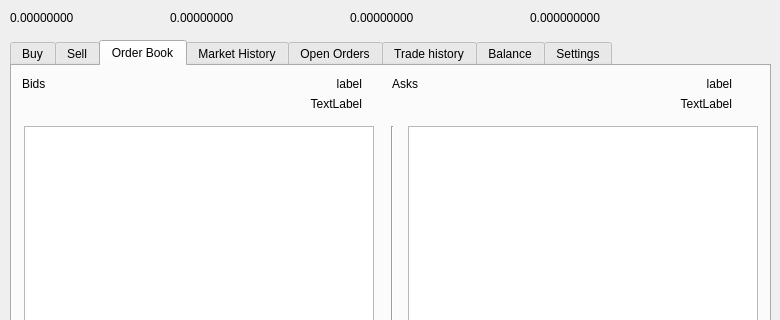
Before: the Qt Designer form src/qt/forms/tradingdialog.ui in gjhiggins/vcoincore, drawn with Qt 5; both pictures show x 0 to 780 and y 0 to 320 of the 780 by 480 pixel window.
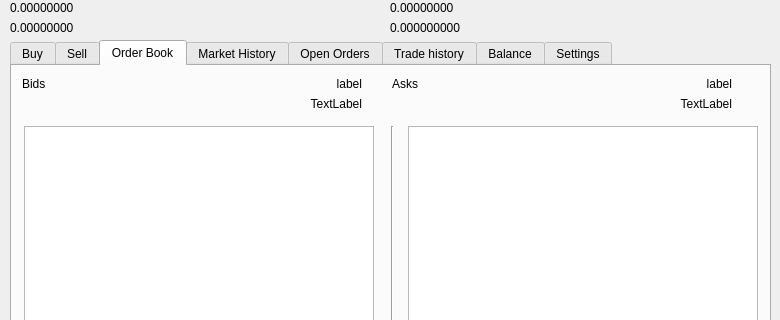
After: the same form once the commit is applied. The open tabs and pages were chosen to show the change. Icons and pictures are not drawn.

Commit message: Fix nonce generation, add call of label init, change window title.

Patch:
```diff
--- a/src/qt/forms/tradingdialog.ui
+++ b/src/qt/forms/tradingdialog.ui
@@ -2979,14 +2979,33 @@
     <property name="geometry">
      <rect>
       <x>0</x>
-      <y>10</y>
-      <width>151</width>
+      <y>0</y>
+      <width>240</width>
       <height>16</height>
      </rect>
     </property>
     <property name="minimumSize">
      <size>
-      <width>151</width>
+      <width>140</width>
+      <height>0</height>
+     </size>
+    </property>
+    <property name="text">
+     <string>0.00000000</string>
+    </property>
+   </widget>
+   <widget class="QLabel" name="Ask">
+    <property name="geometry">
+     <rect>
+      <x>0</x>
+      <y>20</y>
+      <width>240</width>
+      <height>16</height>
+     </rect>
+    </property>
+    <property name="minimumSize">
+     <size>
+      <width>160</width>
       <height>0</height>
      </size>
     </property>
@@ -2997,9 +3016,9 @@
    <widget class="QLabel" name="volumet">
     <property name="geometry">
      <rect>
-      <x>520</x>
-      <y>10</y>
-      <width>201</width>
+      <x>380</x>
+      <y>20</y>
+      <width>240</width>
       <height>16</height>
      </rect>
     </property>
@@ -3013,37 +3032,18 @@
      <string>0.000000000</string>
     </property>
    </widget>
-   <widget class="QLabel" name="Ask">
-    <property name="geometry">
-     <rect>
-      <x>160</x>
-      <y>10</y>
-      <width>181</width>
-      <height>16</height>
-     </rect>
-    </property>
-    <property name="minimumSize">
-     <size>
-      <width>181</width>
-      <height>0</height>
-     </size>
-    </property>
-    <property name="text">
-     <string>0.00000000</string>
-    </property>
-   </widget>
    <widget class="QLabel" name="volumebtc">
     <property name="geometry">
      <rect>
-      <x>340</x>
-      <y>10</y>
-      <width>171</width>
+      <x>380</x>
+      <y>0</y>
+      <width>240</width>
       <height>16</height>
      </rect>
     </property>
     <property name="minimumSize">
      <size>
-      <width>171</width>
+      <width>160</width>
       <height>0</height>
      </size>
     </property>
```
Left out of the diff: 4 changed lines with no effect on the pictures. The commit also changes 1 other file.
